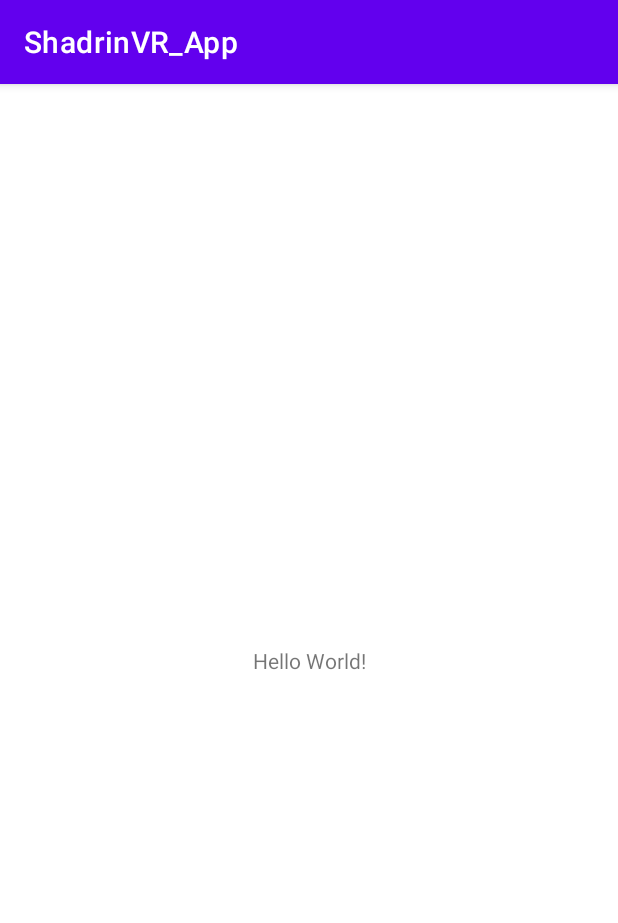
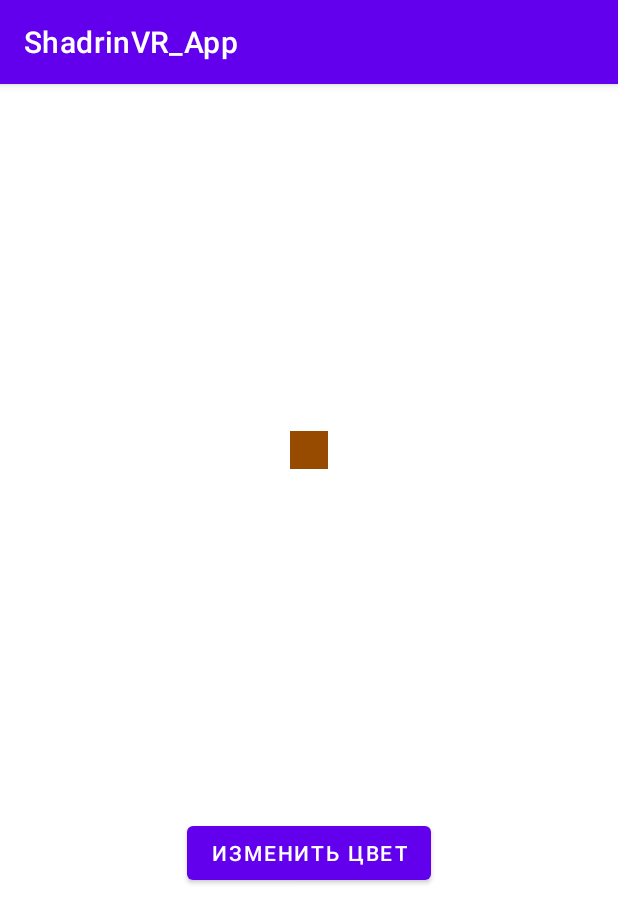
Before and after one commit to r0k11/ShadrinVR_App, an Android app: the screen it shows after launch (MainActivity), on a phone screen of 412 x 824 dp. Shown: the top 923 px of the screen. Run offline under Robolectric (Android 15) with nearby library versions, the phone set to English and light mode, and no system bars.

Commit message:
Change color

```diff
--- a/app/src/main/java/com/example/shadrinvr_app/MainActivity.kt
+++ b/app/src/main/java/com/example/shadrinvr_app/MainActivity.kt
@@ -2,10 +2,31 @@ package com.example.shadrinvr_app
 
 import androidx.appcompat.app.AppCompatActivity
 import android.os.Bundle
+import android.graphics.Color
+import android.view.View
+import android.widget.Button
 
 class MainActivity : AppCompatActivity() {
+    private lateinit var squareView: View
+    private lateinit var changeColorButton: Button
+
+    private var currentColorIndex = 0
+    private val colors = arrayOf(Color.parseColor("#964B00"), Color.GRAY, Color.RED)
+
     override fun onCreate(savedInstanceState: Bundle?) {
         super.onCreate(savedInstanceState)
         setContentView(R.layout.activity_main)
+
+        squareView = findViewById(R.id.squareView)
+        changeColorButton = findViewById(R.id.changeColorButton)
+
+        changeColorButton.setOnClickListener {
+            changeSquareColor()
+        }
+    }
+
+    private fun changeSquareColor() {
+        currentColorIndex = (currentColorIndex + 1) % colors.size
+        squareView.setBackgroundColor(colors[currentColorIndex])
     }
 }
--- a/app/src/main/res/layout/activity_main.xml
+++ b/app/src/main/res/layout/activity_main.xml
@@ -4,15 +4,39 @@
     xmlns:tools="http://schemas.android.com/tools"
     android:layout_width="match_parent"
     android:layout_height="match_parent"
+    android:gravity="center"
     tools:context=".MainActivity">
 
-    <TextView
+    <View
+        android:id="@+id/squareView"
+        android:layout_width="25dp"
+        android:layout_height="25dp"
+        android:background="#964B00"
+        tools:ignore="MissingConstraints"
+        tools:layout_editor_absoluteX="203dp"
+        tools:layout_editor_absoluteY="389dp"
+
+        app:layout_constraintBottom_toTopOf="@+id/changeColorButton"
+
+        app:layout_constraintEnd_toEndOf="parent"
+    app:layout_constraintStart_toStartOf="parent"
+    app:layout_constraintTop_toTopOf="parent"
+    app:layout_constraintVertical_bias="0.4"
+        />
+    <Button
+        android:id="@+id/changeColorButton"
         android:layout_width="wrap_content"
         android:layout_height="wrap_content"
-        android:text="Hello World!"
-        app:layout_constraintBottom_toBottomOf="parent"
+        android:layout_below="@id/squareView"
+        android:text="Изменить цвет"
+        tools:ignore="MissingConstraints"
+        tools:layout_editor_absoluteX="135dp"
+        tools:layout_editor_absoluteY="469dp"
+        app:layout_constraintTop_toBottomOf="@id/squareView"
+
         app:layout_constraintEnd_toEndOf="parent"
-        app:layout_constraintStart_toStartOf="parent"
-        app:layout_constraintTop_toTopOf="parent" />
-
+    app:layout_constraintStart_toStartOf="parent"
+    app:layout_constraintBottom_toBottomOf="parent"
+    app:layout_constraintVertical_bias="0.4"
+        />
 </androidx.constraintlayout.widget.ConstraintLayout>
```
